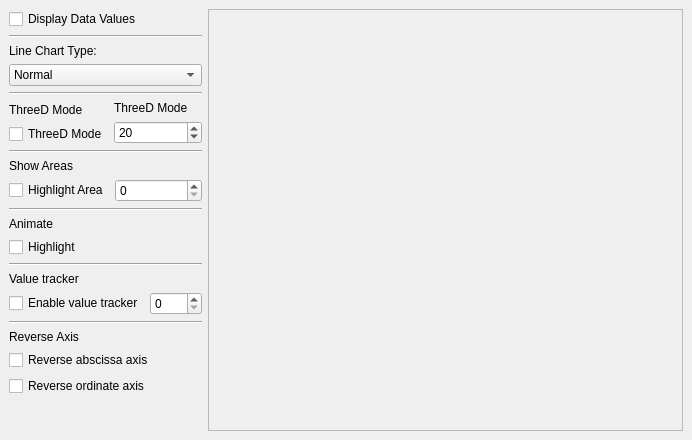
KDAB/KDChart, file examples/Lines/Advanced/mainwindow.ui: the form before one commit.
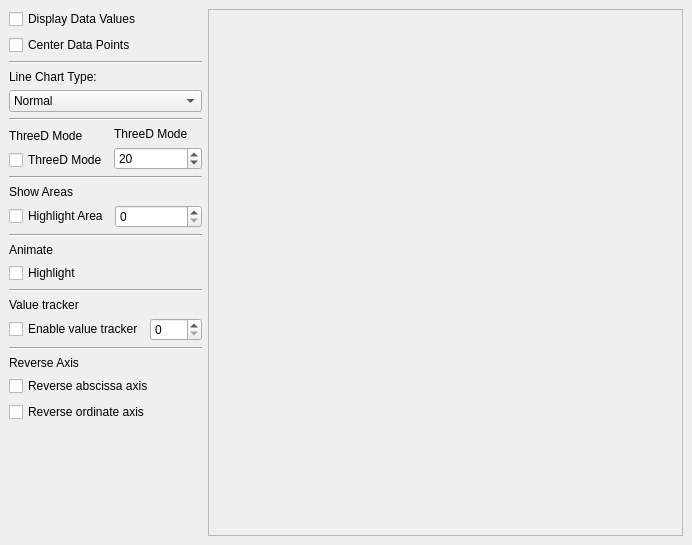
The form after the commit. Icons and pictures are not drawn.

```diff
--- a/examples/Lines/Advanced/mainwindow.ui
+++ b/examples/Lines/Advanced/mainwindow.ui
@@ -6,7 +6,7 @@
     <x>0</x>
     <y>0</y>
     <width>692</width>
-    <height>440</height>
+    <height>545</height>
    </rect>
   </property>
   <property name="windowTitle" >
@@ -37,6 +37,13 @@
        </property>
       </widget>
      </item>
+     <item>
+      <widget class="QCheckBox" name="centerDataPointsCB" >
+       <property name="text" >
+        <string>Center Data Points</string>
+       </property>
+      </widget>
+     </item>
      <item>
       <widget class="Line" name="line_3" >
        <property name="orientation" >
```
Left out of the diff: 86 changed lines with no effect on the pictures.
